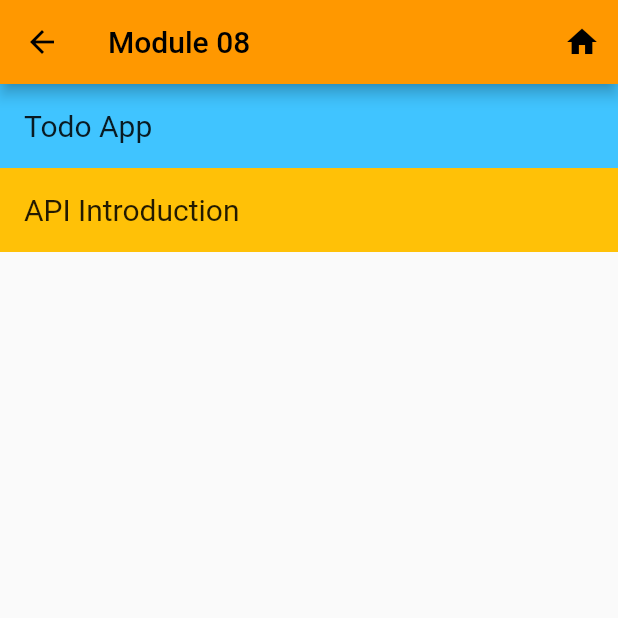
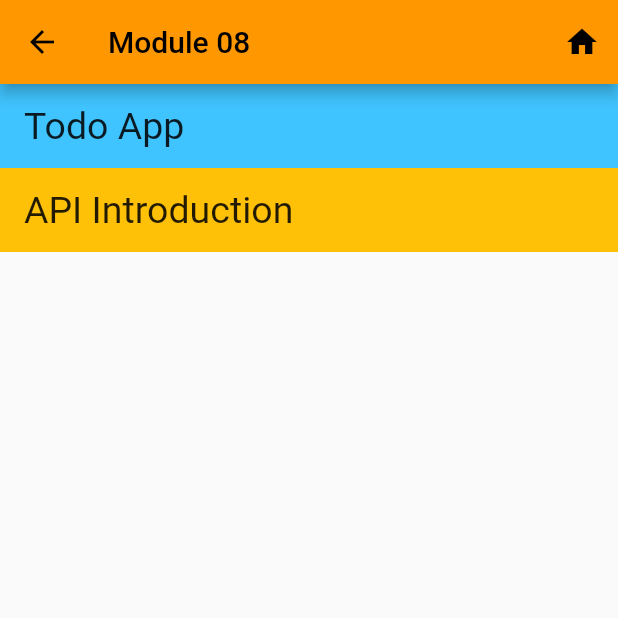
Before and after one commit to shariful49/flutter_practice, a Flutter app: the Module08 screen opened directly, on a phone screen of 412 x 824 dp, the top half of it. Run offline on Flutter 3.47's test engine with Material 2 defaults, Android fonts, the phone set to English and light mode, and no system bars; our stand-ins replace photo_view.

Commit message:
push test from subfolder

```diff
--- a/lib/module08.dart
+++ b/lib/module08.dart
@@ -23,14 +23,14 @@ class Module08 extends StatelessWidget {
       body: Column(
         children: [
           ListTile(
-            title: Text('Todo App', style: TextStyle(fontSize: 20),),
+            title: Text('Todo App', style: TextStyle(fontSize: 25),),
             tileColor: Colors.lightBlueAccent,
             onTap: (){
               Navigator.push(context, MaterialPageRoute(builder: (context) => TodoApp()));
             }
           ),
           ListTile(
-            title: Text('API Introduction', style: TextStyle(fontSize: 20),),
+            title: Text('API Introduction', style: TextStyle(fontSize: 25),),
             tileColor: Colors.amber,
             onTap: (){
               Navigator.push(context, MaterialPageRoute(builder: (context) => ApiIntro()));
```
